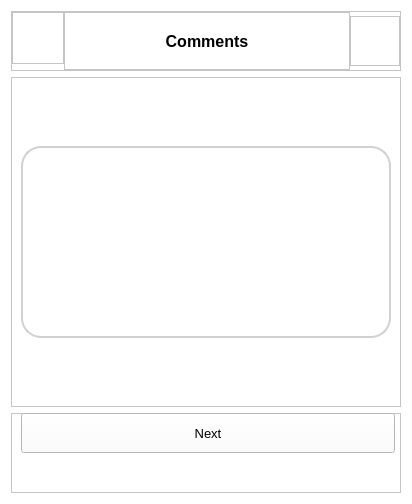
Qt form layouts/add_device4.ui (fedulovs/InventoryUI) before a commit.
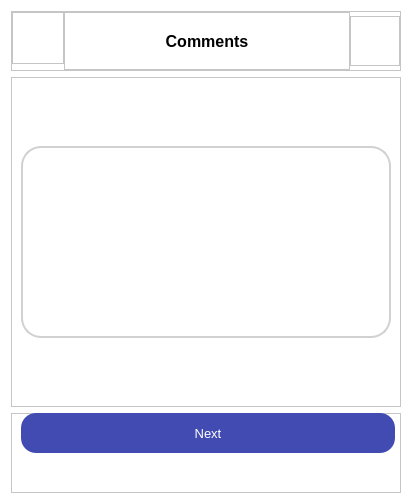
The same form after that commit.

The edit to the form file:
```diff
--- a/layouts/add_device4.ui
+++ b/layouts/add_device4.ui
@@ -291,13 +291,19 @@
                             </font>
                         </property>
                         <property name="styleSheet">
-                            <string notr="true">border-radius : 15; border: 2 px solid black; background-color:
-                                #414BB2; color: white;
+                            <string notr="true">QPushButton {
+                                border-radius: 15;
+                                border: 2 px solid black;
+                                background-color: #414BB2;
+                                color: white
+                                }
 
-                                pressed ({
-                                border: 4px solid #090;
-                                border-radius: 5px
-                                })
+                                QPushButton:hover{
+                                border-radius: 15;
+                                border: 4 px solid black;
+                                background-color: rgb(51, 60, 140);
+                                color: white;
+                                }
                             </string>
                         </property>
                         <property name="text">
```
Left out of the diff: 13 changed lines with no effect on the pictures.
